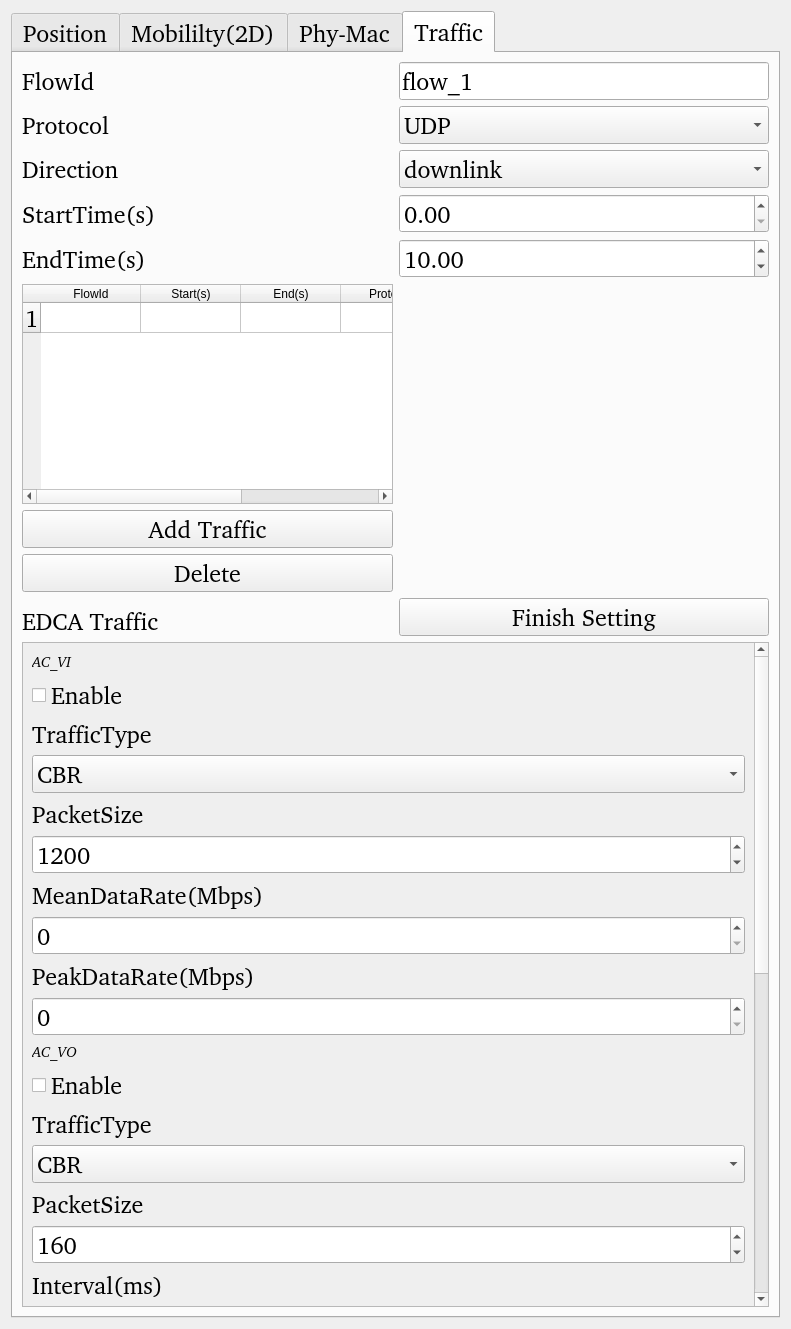
This is Qt/QT_PRJ/Ns3Visualizer/ap_config.ui in z14212638-eng/Ns3-based-Visualization as Qt 5 draws it before an edit. The edited form follows.
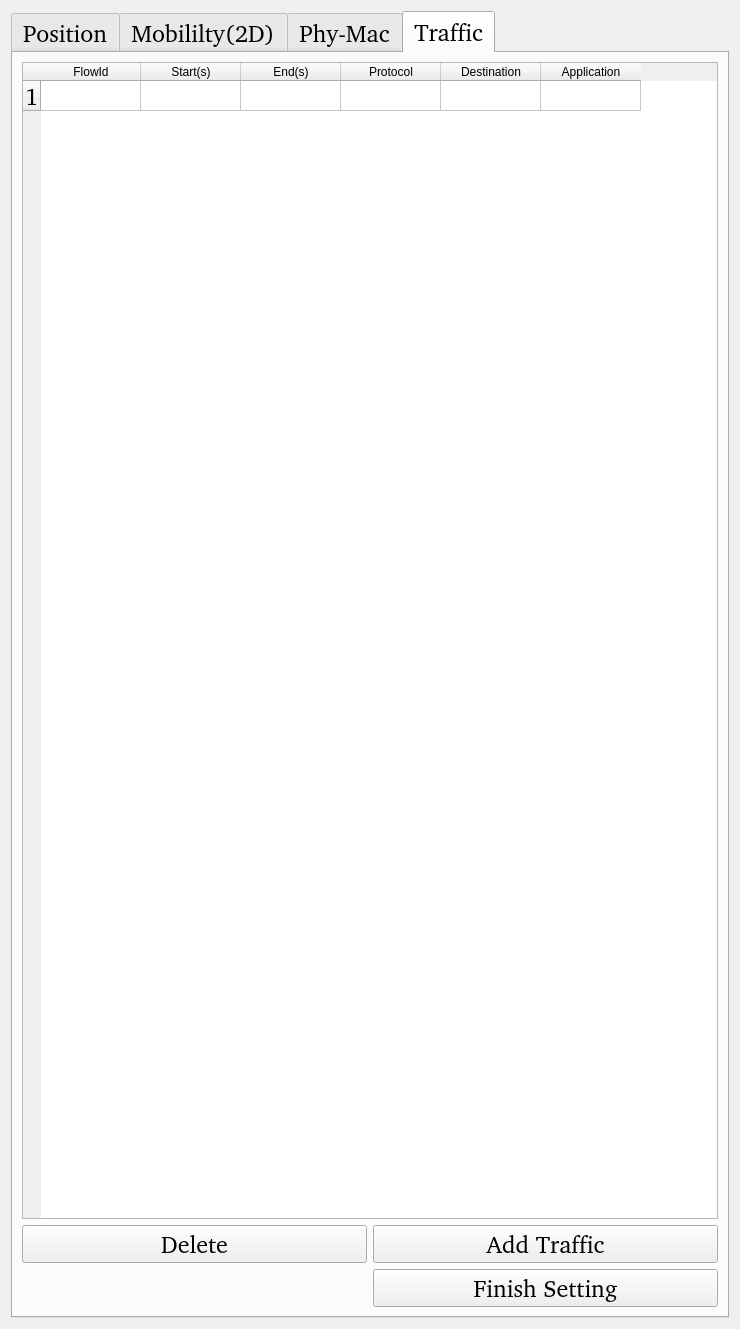
This is the edited form. The open tabs and pages were chosen to show the change.

Commit message: add flow dialog and randomvalue dialog, update node json file format

```diff
--- a/Qt/QT_PRJ/Ns3Visualizer/ap_config.ui
+++ b/Qt/QT_PRJ/Ns3Visualizer/ap_config.ui
@@ -6,7 +6,7 @@
    <rect>
     <x>0</x>
     <y>0</y>
-    <width>791</width>
+    <width>740</width>
     <height>1329</height>
    </rect>
   </property>
@@ -1114,17 +1114,28 @@
        <string>Traffic</string>
       </attribute>
       <layout class="QGridLayout" name="gridLayout_2">
-       <item row="5" column="1">
-        <widget class="QDoubleSpinBox" name="doubleSpinBox_20">
-         <property name="value">
-          <double>10.000000000000000</double>
+       <item row="11" column="1" rowspan="2">
+        <widget class="QPushButton" name="pushButton_7">
+         <property name="text">
+          <string>Finish Setting</string>
          </property>
         </widget>
        </item>
-       <item row="4" column="1">
-        <widget class="QDoubleSpinBox" name="doubleSpinBox_19"/>
+       <item row="3" column="0">
+        <widget class="QPushButton" name="pushButton_3">
+         <property name="text">
+          <string>Delete</string>
+         </property>
+        </widget>
        </item>
-       <item row="6" column="0">
+       <item row="3" column="1">
+        <widget class="QPushButton" name="pushButton_2">
+         <property name="text">
+          <string>Add Traffic</string>
+         </property>
+        </widget>
+       </item>
+       <item row="1" column="0" colspan="2">
         <widget class="QTableWidget" name="tableWidget">
          <property name="minimumSize">
           <size>
@@ -1161,7 +1172,17 @@
          </column>
          <column>
           <property name="text">
-           <string>Direction</string>
+           <string>Destination</string>
+          </property>
+         </column>
+         <column>
+          <property name="text">
+           <string>Application</string>
+          </property>
+          <property name="font">
+           <font>
+            <kerning>true</kerning>
+           </font>
           </property>
          </column>
          <item row="0" column="0">
@@ -1191,518 +1212,6 @@
          </item>
         </widget>
        </item>
-       <item row="2" column="1">
-        <widget class="QComboBox" name="comboBox_9">
-         <item>
-          <property name="text">
-           <string>UDP</string>
-          </property>
-         </item>
-         <item>
-          <property name="text">
-           <string>TCP</string>
-          </property>
-         </item>
-        </widget>
-       </item>
-       <item row="20" column="0" colspan="2">
-        <widget class="QScrollArea" name="scrollArea">
-         <property name="widgetResizable">
-          <bool>true</bool>
-         </property>
-         <widget class="QWidget" name="scrollAreaWidgetContents">
-          <property name="geometry">
-           <rect>
-            <x>0</x>
-            <y>0</y>
-            <width>735</width>
-            <height>1423</height>
-           </rect>
-          </property>
-          <layout class="QVBoxLayout" name="verticalLayout">
-           <item>
-            <widget class="QLabel" name="label_39">
-             <property name="font">
-              <font>
-               <family>Nimbus Sans [UKWN]</family>
-               <pointsize>11</pointsize>
-               <italic>true</italic>
-               <bold>false</bold>
-              </font>
-             </property>
-             <property name="text">
-              <string>AC_VI</string>
-             </property>
-            </widget>
-           </item>
-           <item>
-            <widget class="QCheckBox" name="checkBox_7">
-             <property name="text">
-              <string>Enable</string>
-             </property>
-            </widget>
-           </item>
-           <item>
-            <widget class="QLabel" name="label_40">
-             <property name="text">
-              <string>TrafficType</string>
-             </property>
-            </widget>
-           </item>
-           <item>
-            <widget class="QComboBox" name="comboBox_11">
-             <item>
-              <property name="text">
-               <string>CBR</string>
-              </property>
-             </item>
-             <item>
-              <property name="text">
-               <string>VBR</string>
-              </property>
-             </item>
-             <item>
-              <property name="text">
-               <string>OnOff</string>
-              </property>
-             </item>
-             <item>
-              <property name="text">
-               <string>Poisson</string>
-              </property>
-             </item>
-             <item>
-              <property name="text">
-               <string>Bulk/FTP</string>
-              </property>
-             </item>
-             <item>
-              <property name="text">
-               <string/>
-              </property>
-             </item>
-            </widget>
-           </item>
-           <item>
-            <widget class="QLabel" name="label_41">
-             <property name="text">
-              <string>PacketSize</string>
-             </property>
-            </widget>
-           </item>
-           <item>
-            <widget class="QSpinBox" name="spinBox_22">
-             <property name="maximum">
-              <number>2048</number>
-             </property>
-             <property name="value">
-              <number>1200</number>
-             </property>
-            </widget>
-           </item>
-           <item>
-            <widget class="QLabel" name="label_42">
-             <property name="text">
-              <string>MeanDataRate(Mbps)</string>
-             </property>
-            </widget>
-           </item>
-           <item>
-            <widget class="QSpinBox" name="spinBox_23"/>
-           </item>
-           <item>
-            <widget class="QLabel" name="label_43">
-             <property name="text">
-              <string>PeakDataRate(Mbps)</string>
-             </property>
-            </widget>
-           </item>
-           <item>
-            <widget class="QSpinBox" name="spinBox_24">
-             <property name="maximum">
-              <number>2048</number>
-             </property>
-             <property name="value">
-              <number>0</number>
-             </property>
-            </widget>
-           </item>
-           <item>
-            <widget class="QLabel" name="label_44">
-             <property name="font">
-              <font>
-               <family>Nimbus Sans [UKWN]</family>
-               <pointsize>11</pointsize>
-               <italic>true</italic>
-               <bold>false</bold>
-              </font>
-             </property>
-             <property name="text">
-              <string>AC_VO</string>
-             </property>
-            </widget>
-           </item>
-           <item>
-            <widget class="QCheckBox" name="checkBox_8">
-             <property name="text">
-              <string>Enable</string>
-             </property>
-            </widget>
-           </item>
-           <item>
-            <widget class="QLabel" name="label_45">
-             <property name="text">
-              <string>TrafficType</string>
-             </property>
-            </widget>
-           </item>
-           <item>
-            <widget class="QComboBox" name="comboBox_12">
-             <item>
-              <property name="text">
-               <string>CBR</string>
-              </property>
-             </item>
-             <item>
-              <property name="text">
-               <string>VBR</string>
-              </property>
-             </item>
-             <item>
-              <property name="text">
-               <string>OnOff</string>
-              </property>
-             </item>
-             <item>
-              <property name="text">
-               <string>Poisson</string>
-              </property>
-             </item>
-             <item>
-              <property name="text">
-               <string>Bulk/FTP</string>
-              </property>
-             </item>
-             <item>
-              <property name="text">
-               <string/>
-              </property>
-             </item>
-            </widget>
-           </item>
-           <item>
-            <widget class="QLabel" name="label_46">
-             <property name="text">
-              <string>PacketSize</string>
-             </property>
-            </widget>
-           </item>
-           <item>
-            <widget class="QSpinBox" name="spinBox_25">
-             <property name="maximum">
-              <number>2048</number>
-             </property>
-             <property name="value">
-              <number>160</number>
-             </property>
-            </widget>
-           </item>
-           <item>
-            <widget class="QLabel" name="label_47">
-             <property name="text">
-              <string>Interval(ms)</string>
-             </property>
-            </widget>
-           </item>
-           <item>
-            <widget class="QDoubleSpinBox" name="doubleSpinBox_21">
-             <property name="value">
-              <double>20.000000000000000</double>
-             </property>
-            </widget>
-           </item>
-           <item>
-            <widget class="QLabel" name="label_49">
-             <property name="font">
-              <font>
-               <family>Nimbus Sans [UKWN]</family>
-               <pointsize>11</pointsize>
-               <italic>true</italic>
-               <bold>false</bold>
-              </font>
-             </property>
-             <property name="text">
-              <string>AC_BE</string>
-             </property>
-            </widget>
-           </item>
-           <item>
-            <widget class="QCheckBox" name="checkBox_9">
-             <property name="text">
-              <string>Enable</string>
-             </property>
-            </widget>
-           </item>
-           <item>
-            <widget class="QLabel" name="label_50">
-             <property name="text">
-              <string>TrafficType</string>
-             </property>
-            </widget>
-           </item>
-           <item>
-            <widget class="QComboBox" name="comboBox_13">
-             <item>
-              <property name="text">
-               <string>CBR</string>
-              </property>
-             </item>
-             <item>
-              <property name="text">
-               <string>VBR</string>
-              </property>
-             </item>
-             <item>
-              <property name="text">
-               <string>OnOff</string>
-              </property>
-             </item>
-             <item>
-              <property name="text">
-               <string>Poisson</string>
-              </property>
-             </item>
-             <item>
-              <property name="text">
-               <string>Bulk/FTP</string>
-              </property>
-             </item>
-             <item>
-              <property name="text">
-               <string/>
-              </property>
-             </item>
-            </widget>
-           </item>
-           <item>
-            <widget class="QLabel" name="label_51">
-             <property name="text">
-              <string>PacketSize</string>
-             </property>
-            </widget>
-           </item>
-           <item>
-            <widget class="QSpinBox" name="spinBox_26">
-             <property name="maximum">
-              <number>2048</number>
-             </property>
-             <property name="value">
-              <number>1024</number>
-             </property>
-            </widget>
-           </item>
-           <item>
-            <widget class="QLabel" name="label_52">
-             <property name="text">
-              <string>DataRate(Mbps)</string>
-             </property>
-            </widget>
-           </item>
-           <item>
-            <widget class="QSpinBox" name="spinBox_27">
-             <property name="maximum">
-              <number>2048</number>
-             </property>
-             <property name="value">
-              <number>0</number>
-             </property>
-            </widget>
-           </item>
-           <item>
-            <widget class="QLabel" name="label_53">
-             <property name="font">
-              <font>
-               <family>Nimbus Sans [UKWN]</family>
-               <pointsize>11</pointsize>
-               <italic>true</italic>
-               <bold>false</bold>
-              </font>
-             </property>
-             <property name="text">
-              <string>AC_BK</string>
-             </property>
-            </widget>
-           </item>
-           <item>
-            <widget class="QCheckBox" name="checkBox_10">
-             <property name="text">
-              <string>Enable</string>
-             </property>
-            </widget>
-           </item>
-           <item>
-            <widget class="QLabel" name="label_54">
-             <property name="text">
-              <string>TrafficType</string>
-             </property>
-            </widget>
-           </item>
-           <item>
-            <widget class="QComboBox" name="comboBox_14">
-             <item>
-              <property name="text">
-               <string>CBR</string>
-              </property>
-             </item>
-             <item>
-              <property name="text">
-               <string>VBR</string>
-              </property>
-             </item>
-             <item>
-              <property name="text">
-               <string>OnOff</string>
-              </property>
-             </item>
-             <item>
-              <property name="text">
-               <string>Poisson</string>
-              </property>
-             </item>
-             <item>
-              <property name="text">
-               <string>Bulk/FTP</string>
-              </property>
-             </item>
-             <item>
-              <property name="text">
-               <string/>
-              </property>
-             </item>
-            </widget>
-           </item>
-           <item>
-            <widget class="QLabel" name="label_55">
-             <property name="text">
-              <string>PacketSize</string>
-             </property>
-            </widget>
-           </item>
-           <item>
-            <widget class="QSpinBox" name="spinBox_28">
-             <property name="maximum">
-              <number>2048</number>
-             </property>
-             <property name="value">
-              <number>1024</number>
-             </property>
-            </widget>
-           </item>
-           <item>
-            <widget class="QLabel" name="label_56">
-             <property name="text">
-              <string>DataRate(Mbps)</string>
-             </property>
-            </widget>
-           </item>
-           <item>
-            <widget class="QSpinBox" name="spinBox_29">
-             <property name="maximum">
-              <number>2048</number>
-             </property>
-             <property name="value">
-              <number>0</number>
-             </property>
-            </widget>
-           </item>
-          </layout>
-         </widget>
-        </widget>
-       </item>
-       <item row="8" column="0">
-        <widget class="QPushButton" name="pushButton_3">
-         <property name="text">
-          <string>Delete</string>
-         </property>
-        </widget>
-       </item>
-       <item row="1" column="1">
-        <widget class="QLineEdit" name="lineEdit_2">
-         <property name="text">
-          <string>flow_1</string>
-         </property>
-        </widget>
-       </item>
-       <item row="3" column="1">
-        <widget class="QComboBox" name="comboBox_10">
-         <item>
-          <property name="text">
-           <string>downlink</string>
-          </property>
-         </item>
-         <item>
-          <property name="text">
-           <string>uplink</string>
-          </property>
-         </item>
-        </widget>
-       </item>
-       <item row="17" column="0">
-        <widget class="QLabel" name="label_38">
-         <property name="text">
-          <string>EDCA Traffic</string>
-         </property>
-        </widget>
-       </item>
-       <item row="5" column="0">
-        <widget class="QLabel" name="label_37">
-         <property name="text">
-          <string>EndTime(s)</string>
-         </property>
-        </widget>
-       </item>
-       <item row="3" column="0">
-        <widget class="QLabel" name="label_28">
-         <property name="text">
-          <string>Direction</string>
-         </property>
-        </widget>
-       </item>
-       <item row="4" column="0">
-        <widget class="QLabel" name="label_36">
-         <property name="text">
-          <string>StartTime(s)</string>
-         </property>
-        </widget>
-       </item>
-       <item row="2" column="0">
-        <widget class="QLabel" name="label_27">
-         <property name="text">
-          <string>Protocol</string>
-         </property>
-        </widget>
-       </item>
-       <item row="1" column="0">
-        <widget class="QLabel" name="label_26">
-         <property name="text">
-          <string>FlowId</string>
-         </property>
-        </widget>
-       </item>
-       <item row="7" column="0">
-        <widget class="QPushButton" name="pushButton_2">
-         <property name="text">
-          <string>Add Traffic</string>
-         </property>
-        </widget>
-       </item>
-       <item row="16" column="1" rowspan="2">
-        <widget class="QPushButton" name="pushButton_7">
-         <property name="text">
-          <string>Finish Setting</string>
-         </property>
-        </widget>
-       </item>
       </layout>
      </widget>
     </widget>
```
Left out of the diff: 13 changed lines with no effect on the pictures. The commit also changes 261 other files.
